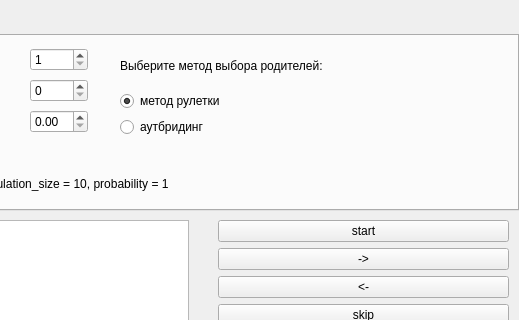
Before: the Qt Designer form src/ui/mainwindow.ui in zwphyro/TSP_GA, drawn with Qt 5; both pictures show x 282 to 801 and y 0 to 320 of the 801 by 600 pixel window.
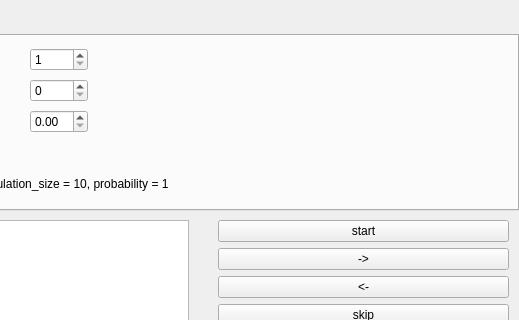
After: the same form once the commit is applied.

```diff
--- a/src/ui/mainwindow.ui
+++ b/src/ui/mainwindow.ui
@@ -326,42 +326,6 @@
        </item>
       </layout>
      </widget>
-     <widget class="QWidget" name="verticalLayoutWidget_7">
-      <property name="geometry">
-       <rect>
-        <x>400</x>
-        <y>10</y>
-        <width>241</width>
-        <height>91</height>
-       </rect>
-      </property>
-      <layout class="QVBoxLayout" name="verticalLayout_3">
-       <item>
-        <widget class="QLabel" name="label_6">
-         <property name="text">
-          <string>Выберите метод выбора родителей:</string>
-         </property>
-        </widget>
-       </item>
-       <item>
-        <widget class="QRadioButton" name="radioButton_roulette">
-         <property name="text">
-          <string>метод рулетки</string>
-         </property>
-         <property name="checked">
-          <bool>true</bool>
-         </property>
-        </widget>
-       </item>
-       <item>
-        <widget class="QRadioButton" name="radioButton_outbreeding">
-         <property name="text">
-          <string>аутбридинг</string>
-         </property>
-        </widget>
-       </item>
-      </layout>
-     </widget>
      <widget class="QPushButton" name="pushButton_save">
       <property name="geometry">
        <rect>
```
